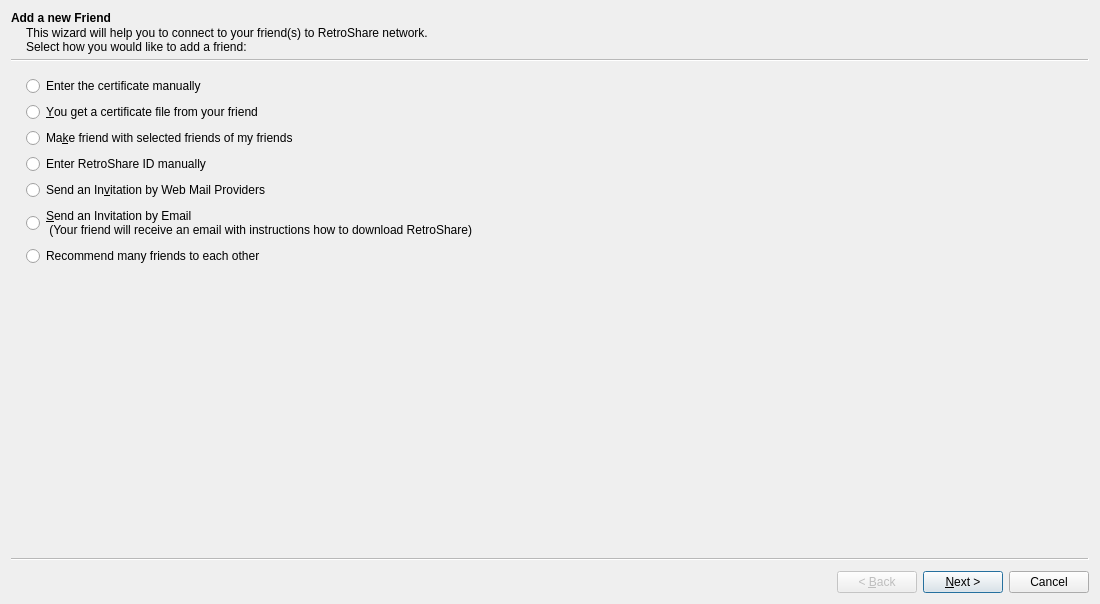
This is retroshare-gui/src/gui/connect/ConnectFriendWizard.ui in RetroShare/RetroShare as Qt 5 draws it before an edit. The edited form follows.
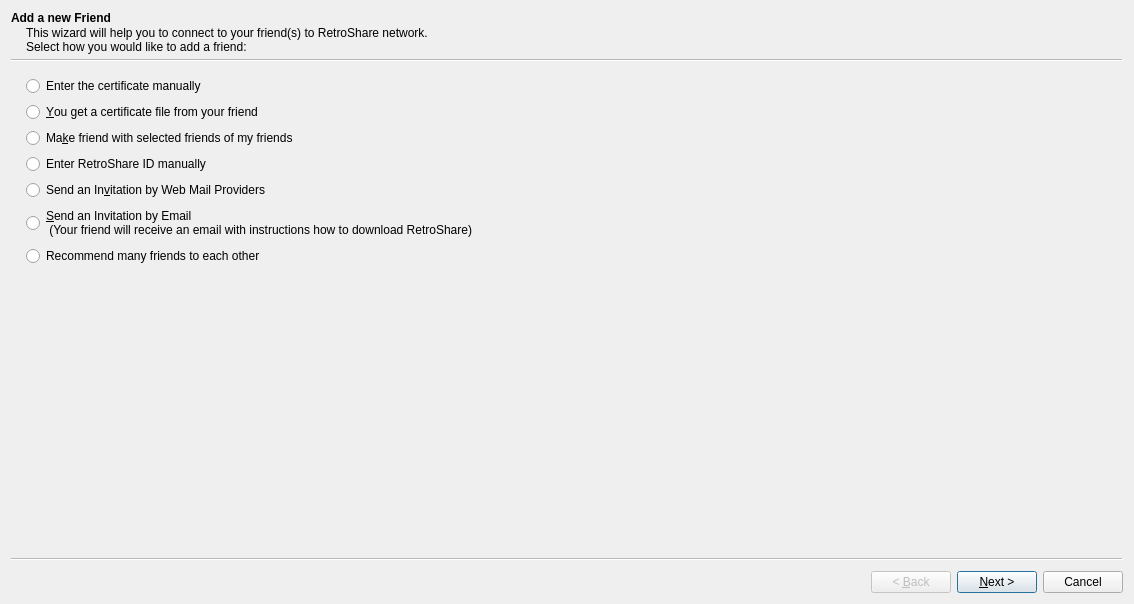
This is the edited form. Icons and pictures are not drawn. Custom widgets are drawn as their Qt base class.

Patch:
```diff
--- a/retroshare-gui/src/gui/connect/ConnectFriendWizard.ui
+++ b/retroshare-gui/src/gui/connect/ConnectFriendWizard.ui
@@ -6,7 +6,7 @@
    <rect>
     <x>0</x>
     <y>0</y>
-    <width>1100</width>
+    <width>1134</width>
     <height>604</height>
    </rect>
   </property>
```
